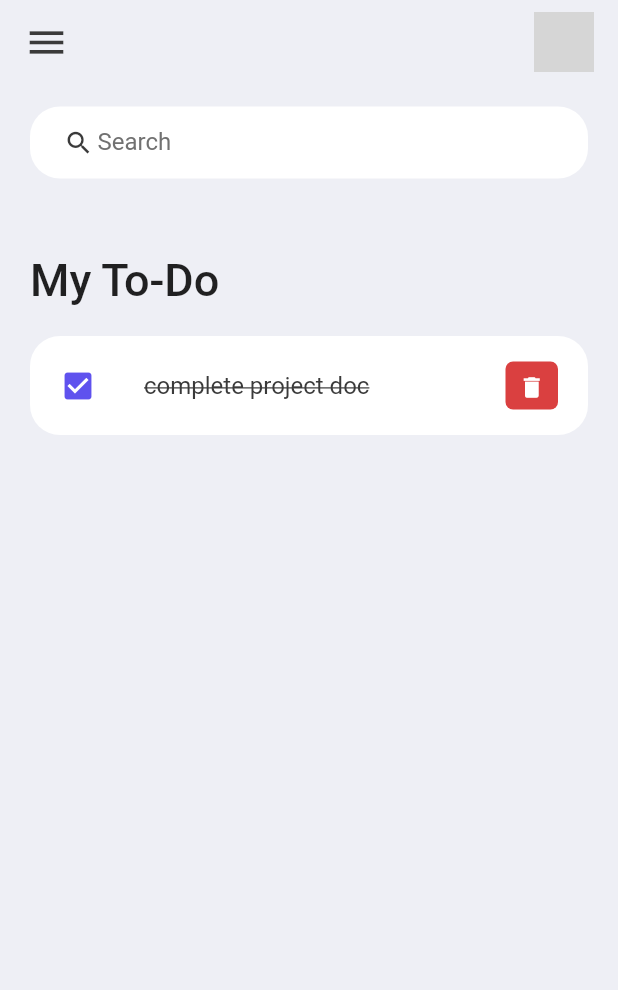
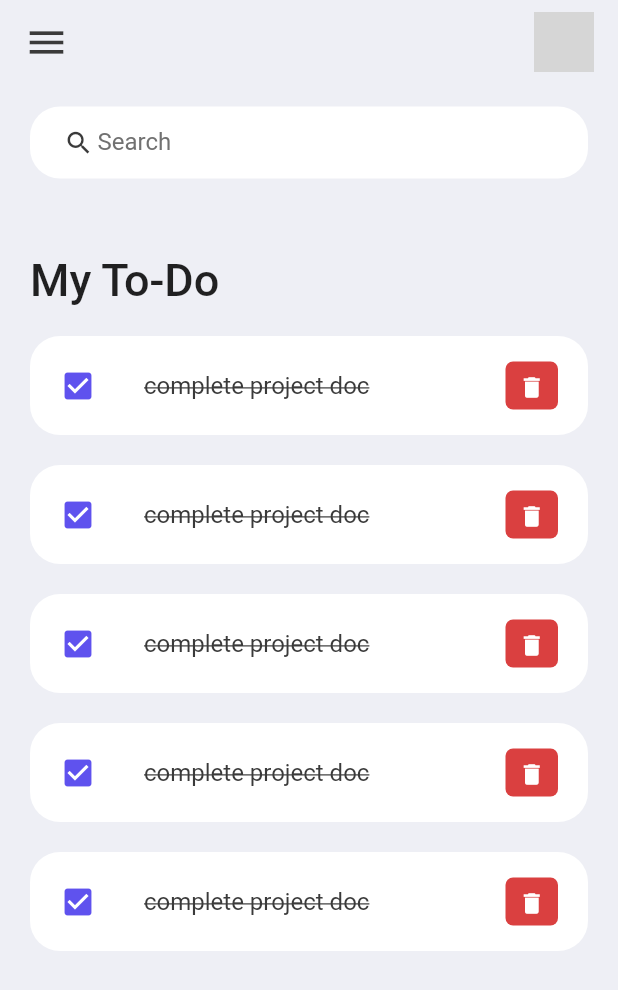
Before and after one commit to Saurabh-kumar09/Task-Focus, a Flutter app: the screen it shows after launch, after a tap on "complete project doc", on a phone screen of 412 x 824 dp. Shown: the top 990 px of the screen. Run offline on Flutter 3.47's test engine with Material 2 defaults, Android fonts, the phone set to English and light mode, and no system bars; grey boxes are pictures that could not be loaded.

Commit message:
added todo section

```diff
--- a/lib/screens/home.dart
+++ b/lib/screens/home.dart
@@ -26,6 +26,10 @@ class Home extends StatelessWidget {
                             fontSize: 30, fontWeight: FontWeight.w500),
                       ),
                     ),
+                    ToDoItem(),
+                    ToDoItem(),
+                    ToDoItem(),
+                    ToDoItem(),
                     ToDoItem(),
                   ],
                 ),
--- a/lib/widgets/todo_item.dart
+++ b/lib/widgets/todo_item.dart
@@ -7,8 +7,11 @@ class ToDoItem extends StatelessWidget {
   @override
   Widget build(BuildContext context) {
     return Container(
+        margin: EdgeInsets.only(bottom: 20),
         child: ListTile(
-      onTap: () {},
+          onTap: () {
+            print('Click');
+          },
           shape: RoundedRectangleBorder(
             borderRadius: BorderRadius.circular(20),
           ),
@@ -30,10 +33,12 @@ class ToDoItem extends StatelessWidget {
             margin: EdgeInsets.symmetric(vertical: 12),
             height: 35,
             width: 35,
-        decoration:
-            BoxDecoration(color: tdRed, borderRadius: BorderRadius.circular(5)),
+            decoration: BoxDecoration(
+                color: tdRed, borderRadius: BorderRadius.circular(5)),
             child: IconButton(
-            onPressed: () {},
+                onPressed: () {
+                  print('delete');
+                },
                 color: Colors.white,
                 iconSize: 18,
                 icon: Icon(Icons.delete)),
```
Lines whose indentation alone changed are shown as unchanged.
